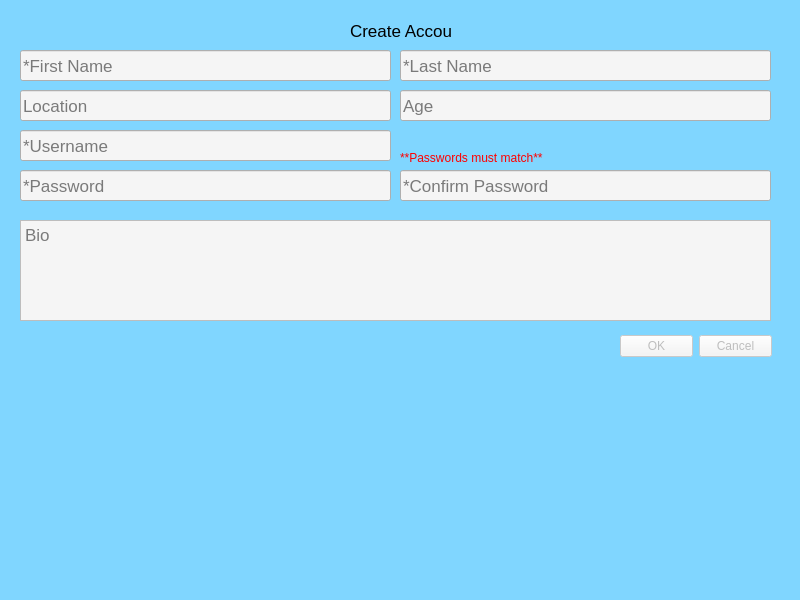
First picture: the form in qt_project/Gui/login.ui, repository wisdomcookie/fishbowl, before the edit.
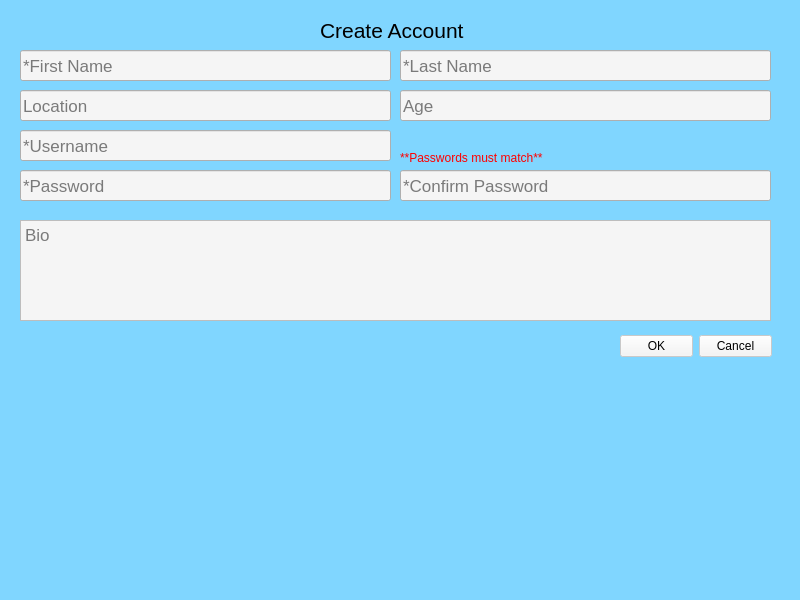
Second picture: the form after the edit. The open tabs and pages were chosen to show the change.

Patch:
```diff
--- a/qt_project/Gui/login.ui
+++ b/qt_project/Gui/login.ui
@@ -201,7 +201,7 @@
        </font>
       </property>
       <property name="styleSheet">
-       <string notr="true">background: rgb(245, 245, 245);</string>
+       <string notr="true">color: black;background: rgb(245, 245, 245);</string>
       </property>
       <property name="standardButtons">
        <set>QDialogButtonBox::Cancel|QDialogButtonBox::Ok</set>
@@ -282,20 +282,23 @@
      <widget class="QLabel" name="label_3">
       <property name="geometry">
        <rect>
-        <x>350</x>
+        <x>320</x>
         <y>10</y>
-        <width>101</width>
+        <width>151</width>
         <height>41</height>
        </rect>
       </property>
       <property name="font">
        <font>
-        <pointsize>13</pointsize>
+        <pointsize>16</pointsize>
         <bold>false</bold>
         <stylestrategy>PreferAntialias</stylestrategy>
         <kerning>true</kerning>
        </font>
       </property>
+      <property name="styleSheet">
+       <string notr="true">color: black;</string>
+      </property>
       <property name="text">
        <string>Create Account</string>
       </property>
```
Left out of the diff: 17 changed lines with no effect on the pictures.
